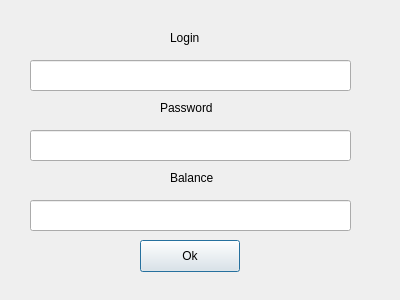
This is View/RegisterPopup.ui in maybeIllchangeitlater/SimpleStockExchange as Qt 5 draws it before an edit. The edited form follows.
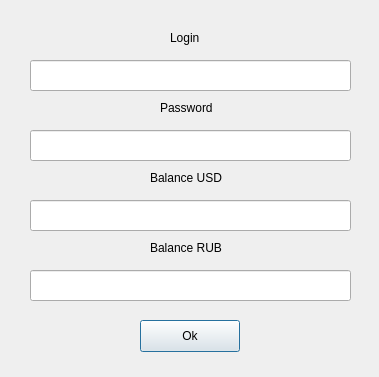
This is the edited form.

Commit message: balance table(need create balance), balance repo, balance service, bunch of upd

```diff
--- a/View/RegisterPopup.ui
+++ b/View/RegisterPopup.ui
@@ -6,8 +6,8 @@
    <rect>
     <x>0</x>
     <y>0</y>
-    <width>400</width>
-    <height>300</height>
+    <width>379</width>
+    <height>377</height>
    </rect>
   </property>
   <property name="windowTitle">
@@ -40,7 +40,7 @@
    <property name="geometry">
     <rect>
      <x>140</x>
-     <y>240</y>
+     <y>320</y>
      <width>100</width>
      <height>32</height>
     </rect>
@@ -75,14 +75,14 @@
   <widget class="QLabel" name="label_3">
    <property name="geometry">
     <rect>
-     <x>170</x>
+     <x>150</x>
      <y>170</y>
      <width>171</width>
      <height>16</height>
     </rect>
    </property>
    <property name="text">
-    <string>Balance</string>
+    <string>Balance USD</string>
    </property>
   </widget>
   <widget class="QLineEdit" name="BalanceLine">
@@ -95,6 +95,29 @@
     </rect>
    </property>
   </widget>
+  <widget class="QLineEdit" name="BalanceLineRUB">
+   <property name="geometry">
+    <rect>
+     <x>30</x>
+     <y>270</y>
+     <width>321</width>
+     <height>31</height>
+    </rect>
+   </property>
+  </widget>
+  <widget class="QLabel" name="label_4">
+   <property name="geometry">
+    <rect>
+     <x>150</x>
+     <y>240</y>
+     <width>171</width>
+     <height>16</height>
+    </rect>
+   </property>
+   <property name="text">
+    <string>Balance RUB</string>
+   </property>
+  </widget>
  </widget>
  <resources/>
  <connections/>
```
Left out of the diff: 2 changed lines with no effect on the pictures. The commit also changes 26 other files.
